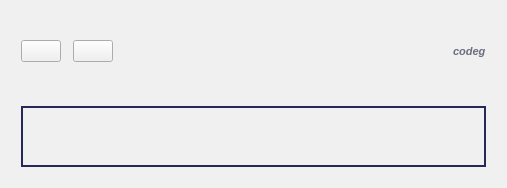
The window that src/Ui/AppWindow.ui (NikolayRag/codeg) describes before a commit, drawn with Qt 5.
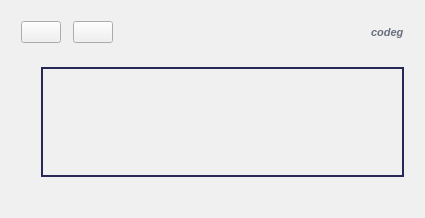
The same window after the commit. Icons and pictures are not drawn.

Diff of the .ui file:
```diff
--- a/src/Ui/AppWindow.ui
+++ b/src/Ui/AppWindow.ui
@@ -6,8 +6,8 @@
    <rect>
     <x>0</x>
     <y>0</y>
-    <width>507</width>
-    <height>188</height>
+    <width>425</width>
+    <height>218</height>
    </rect>
   </property>
   <property name="styleSheet">
@@ -68,8 +68,8 @@
             </property>
             <property name="iconSize">
              <size>
-              <width>48</width>
-              <height>48</height>
+              <width>24</width>
+              <height>24</height>
              </size>
             </property>
            </widget>
@@ -85,8 +85,8 @@
             </property>
             <property name="iconSize">
              <size>
-              <width>48</width>
-              <height>48</height>
+              <width>24</width>
+              <height>24</height>
              </size>
             </property>
            </widget>
@@ -134,7 +134,33 @@
           <enum>QFrame::Raised</enum>
          </property>
          <layout class="QGridLayout" name="gridLayout_2">
-          <item row="0" column="0">
+          <item row="2" column="3">
+           <spacer name="horizontalSpacer_2">
+            <property name="orientation">
+             <enum>Qt::Horizontal</enum>
+            </property>
+            <property name="sizeHint" stdset="0">
+             <size>
+              <width>40</width>
+              <height>20</height>
+             </size>
+            </property>
+           </spacer>
+          </item>
+          <item row="1" column="0">
+           <spacer name="verticalSpacer">
+            <property name="orientation">
+             <enum>Qt::Vertical</enum>
+            </property>
+            <property name="sizeHint" stdset="0">
+             <size>
+              <width>20</width>
+              <height>40</height>
+             </size>
+            </property>
+           </spacer>
+          </item>
+          <item row="1" column="2" colspan="2">
            <widget class="QFrame" name="wViewport">
             <property name="frameShape">
              <enum>QFrame::Box</enum>
@@ -145,7 +171,7 @@
             <property name="lineWidth">
              <number>2</number>
             </property>
-            <layout class="QHBoxLayout" name="horizontalLayout">
+            <layout class="QHBoxLayout">
              <property name="leftMargin">
               <number>0</number>
              </property>
```
